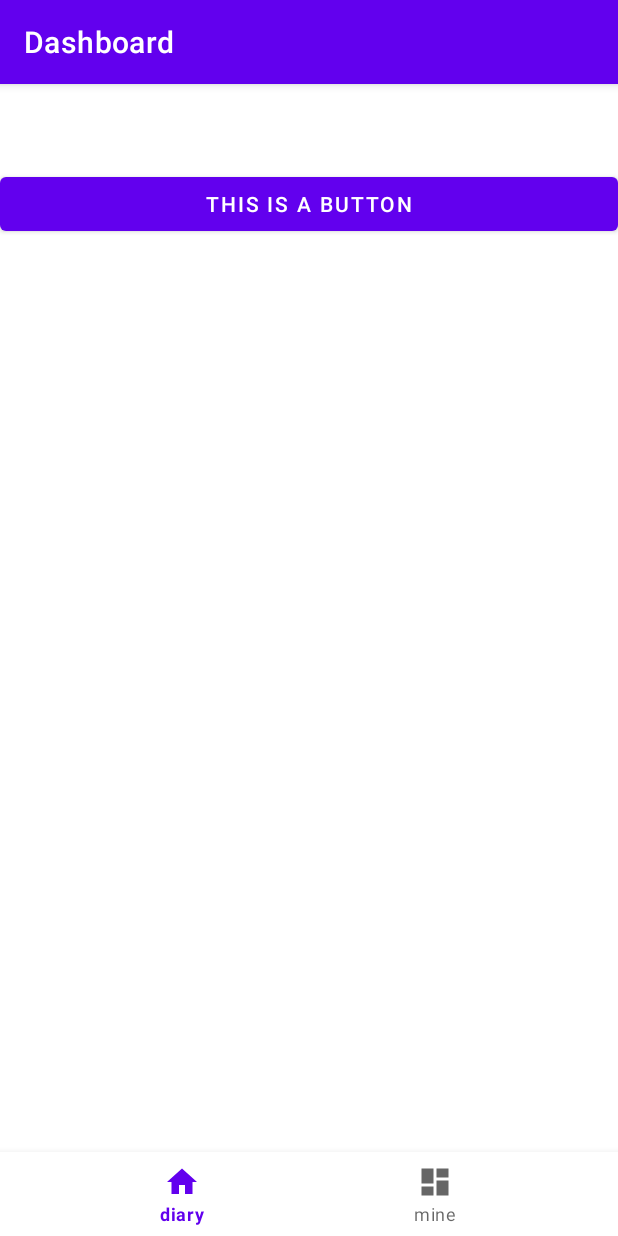
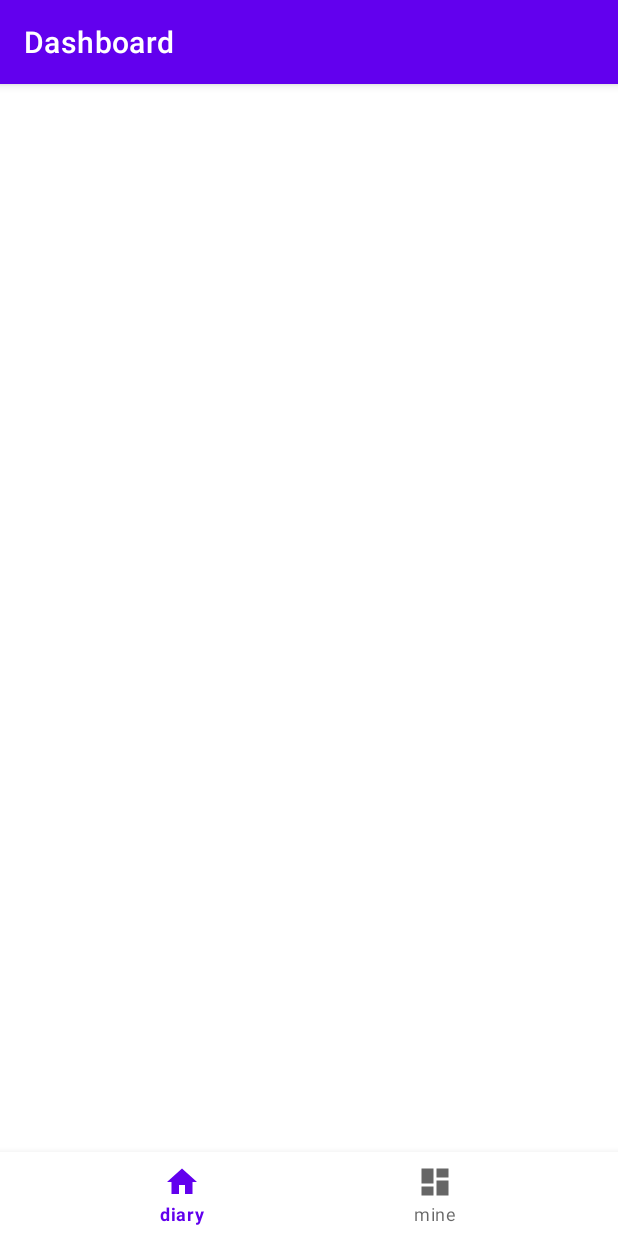
Before and after one commit to zhangkaibin0921/Cloud-notepad, an Android app: the screen it shows after launch (MainActivity), on a phone screen of 412 x 824 dp. Run offline under Robolectric (Android 15) with nearby library versions, the phone set to English and light mode, and no system bars; our stand-ins replace navigation-ui.

Commit message:
测试机器人

```diff
--- a/app/src/main/java/cn/edu/henu/myapplication/ui/diary/DiaryFragment.java
+++ b/app/src/main/java/cn/edu/henu/myapplication/ui/diary/DiaryFragment.java
@@ -19,19 +19,12 @@ import cn.edu.henu.myapplication.R;
 
 public class DiaryFragment extends Fragment {
 
-    private Button btn;
+    private Button btn_add;
 
     public View onCreateView(@NonNull LayoutInflater inflater,
                              ViewGroup container, Bundle savedInstanceState) {
         View root= inflater.inflate(R.layout.fragment_diary,container,false);
-        btn=root.findViewById(R.id.btn);
 
-        btn.setOnClickListener(new View.OnClickListener() {
-            @Override
-            public void onClick(View view) {
-                Toast.makeText(root.getContext(), "请输入您的姓名",Toast.LENGTH_LONG).show();
-            }
-        });
         return root;
     }
 
--- a/app/src/main/res/layout/fragment_diary.xml
+++ b/app/src/main/res/layout/fragment_diary.xml
@@ -4,10 +4,11 @@
     xmlns:tools="http://schemas.android.com/tools"
     android:layout_width="match_parent"
     android:layout_height="match_parent"
+    android:orientation="vertical"
     tools:context=".ui.diary.DiaryFragment">
-    <Button
-        android:layout_width="match_parent"
-        android:layout_height="wrap_content"
-        android:id="@+id/btn"
-        android:text="this is a button"/>
+
+
+
+
+
 </LinearLayout>
```
Also changed, not shown: app/src/main/res/drawable/add.png (added), 1 other file.
